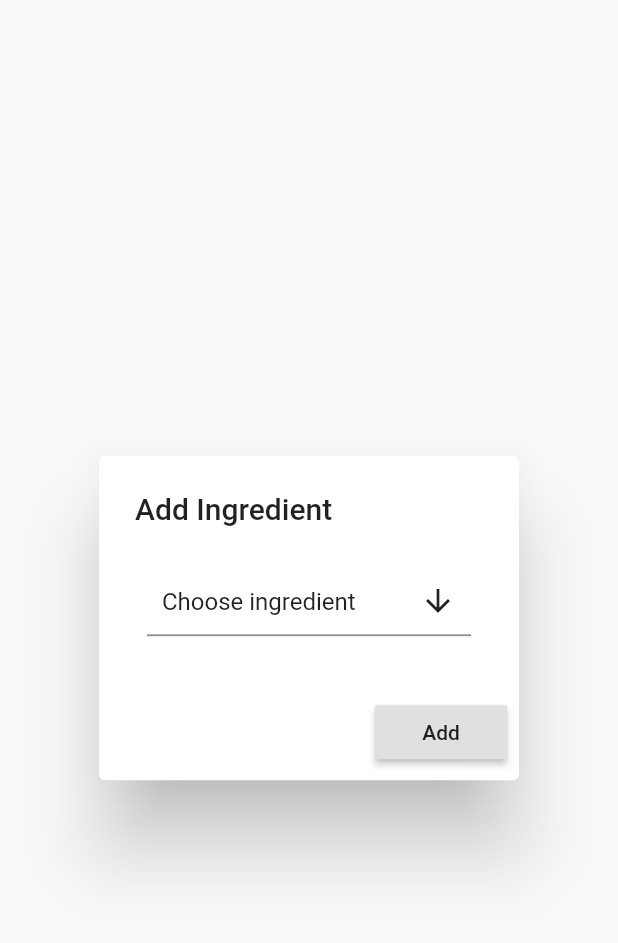
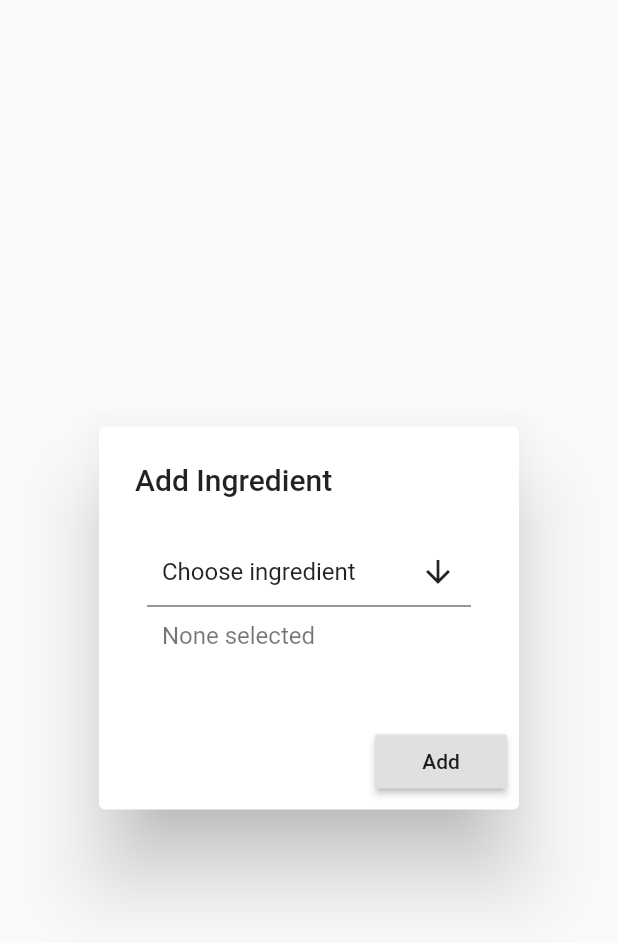
Before and after one commit to kfiree/ModolaRecipe, a Flutter app: the AddIngredient widget shown alone on an empty page, opened directly with empty values, on a phone screen of 412 x 824 dp. Shown: the top 943 px of the screen. Run offline on Flutter 3.47's test engine with Material 2 defaults, Android fonts, the phone set to English and light mode, and no system bars; drawn by our look-alikes of multi_select_flutter; our stand-ins replace cloud_firestore, firebase_auth, firebase_core, firebase_database, flutter_spinkit, fluttertoast and 3 more; accounts and stored records are empty.

Commit message:
add subs to recipe model

```diff
--- a/lib/Widgets/recipes.dart
+++ b/lib/Widgets/recipes.dart
@@ -287,9 +287,10 @@ class RecipeModel {
       cuisineType,
       cautions,
       instructions;
+  List<dynamic> subs = [], removed = [];
 
   final int cookingTime, calories;
-  final List<IngredientModel> ingredients;
+  List<IngredientModel> ingredients;
 
   RecipeModel({
     required this.uri,
@@ -308,6 +309,24 @@ class RecipeModel {
     required this.dishType,
     required this.instructions,
   });
+
+  addSubs(List<String> ingredientsNames) {
+    for (String e in ingredientsNames) {
+      subs.add(e);
+    }
+  }
+
+  addRemoved(List<String> ingredientsNames) {
+    for (String e in ingredientsNames) {
+      removed.add(e);
+    }
+  }
+
+  deleteIngredients(List<IngredientModel> ingredientsList) {
+    for (IngredientModel e in ingredientsList) {
+      ingredients.remove(e);
+    }
+  }
 
   factory RecipeModel.fromJson(Map<String, dynamic> json) {
     // json = format(json);
--- a/lib/views/recipe_screen.dart
+++ b/lib/views/recipe_screen.dart
@@ -423,7 +423,7 @@ class AddIngredient extends StatefulWidget {
 class _AddIngredientState extends State<AddIngredient> {
   TextEditingController txtController = TextEditingController();
   bool autoComplete = true;
-  List<Object?> selected = [];
+  List<Animal> selected = [];
   @override
   Widget build(BuildContext context) {
     return AlertDialog(
@@ -453,14 +453,14 @@ class _AddIngredientState extends State<AddIngredient> {
                 listType: MultiSelectListType.CHIP,
                 searchable: true,
                 buttonText: Text("Choose ingredient"),
-                title: Text("Animals"),
+                title: Text("Ingredients"),
                 items: widget.options
                     .map((ingredient) =>
                         MultiSelectItem<Animal>(ingredient, ingredient.name))
                     .toList(),
                 onConfirm: (values) {
                   print('save to DB the values ${values.toString()}');
-                  selected.addAll(values);
+                  selected.addAll(values as List<Animal>);
                 },
                 chipDisplay: MultiSelectChipDisplay(
                   onTap: (value) {
@@ -470,15 +470,15 @@ class _AddIngredientState extends State<AddIngredient> {
                   },
                 ),
               ),
-              // _selectedAnimals2 == null || _selectedAnimals2.isEmpty
-              //     ? Container(
-              //         padding: EdgeInsets.all(10),
-              //         alignment: Alignment.centerLeft,
-              //         child: Text(
-              //           "None selected",
-              //           style: TextStyle(color: Colors.black54),
-              //         ))
-              //     : Container(),
+              (selected == null || selected.isEmpty)
+                  ? Container(
+                      padding: EdgeInsets.all(10),
+                      alignment: Alignment.centerLeft,
+                      child: Text(
+                        "None selected",
+                        style: TextStyle(color: Colors.black54),
+                      ))
+                  : Container(),
             ],
           ),
         ),
@@ -487,9 +487,12 @@ class _AddIngredientState extends State<AddIngredient> {
         RaisedButton(
             child: Text("Add"),
             onPressed: () {
-              Navigator.pop(context, []);
-
-              // TODO push to fire base and show new ingredients
+              List<String> ingredientNames = [];
+              for (Animal element in selected) {
+                ingredientNames.add(element.name);
+              }
+              widget.model.addSubs(ingredientNames);
+              Navigator.pop(context);
             })
       ],
     );
```
